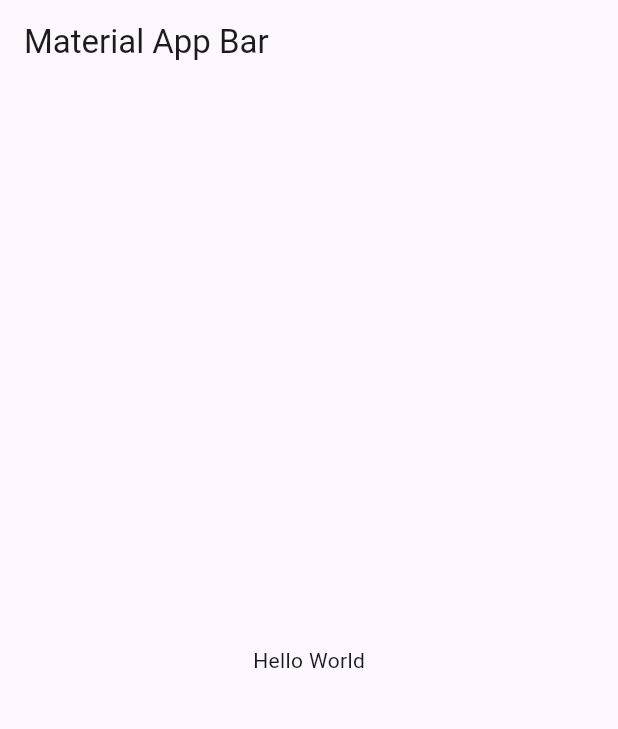
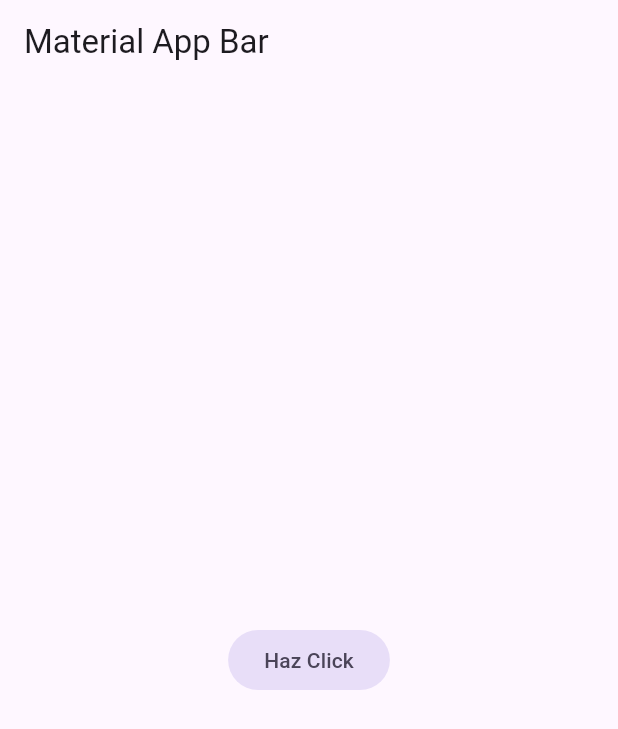
Before and after one commit to elarreglador/Flutter_movil.Yes_No_Maybe, a Flutter app: the screen it shows after launch, on a phone screen of 412 x 824 dp. Shown: the top 729 px of the screen. Run offline on Flutter 3.47's test engine with Material 3 defaults, Android fonts, the phone set to English and light mode, and no system bars.

Commit message:
Inicio de App - YesNo App

```diff
--- a/lib/main.dart
+++ b/lib/main.dart
@@ -8,13 +8,17 @@ class MyApp extends StatelessWidget {
   @override
   Widget build(BuildContext context) {
     return MaterialApp(
-      title: 'Material App',
+      title: 'Yes No Maybe',
+      debugShowCheckedModeBanner: false,
       home: Scaffold(
         appBar: AppBar(
           title: const Text('Material App Bar'),
         ),
-        body: const Center(
-          child: Text('Hello World'),
+        body: Center(
+          child: FilledButton.tonal(
+            onPressed: (){ },
+            child: const Text("Haz Click")
+          ),
         ),
       ),
     );
```
